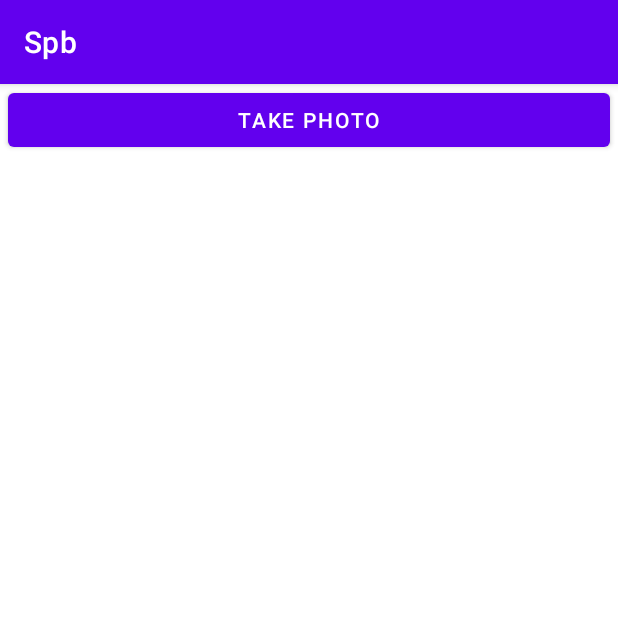
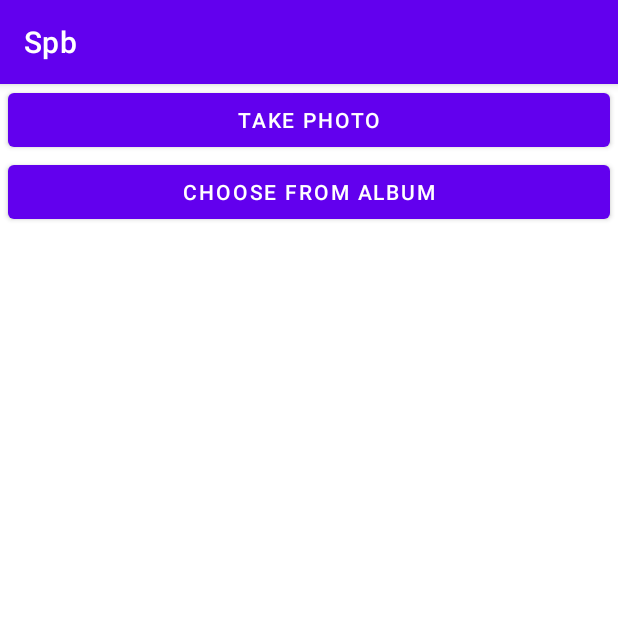
Before and after one commit to JLU-Android-Project-developers/Smoke-Pollution-Detection-app, an Android app: the useCamera screen opened directly, with no data from a screen before it, on a phone screen of 412 x 824 dp, the top half of it. Run offline under Robolectric (Android 15) with nearby library versions, the phone set to English and light mode, and no system bars; pictures from the network do not load.

Commit message:
增加从相册选择照片的功能

```diff
--- a/AndroidProject/app/src/main/java/com/example/spb/MainActivity.java
+++ b/AndroidProject/app/src/main/java/com/example/spb/MainActivity.java
@@ -44,7 +44,7 @@ public class MainActivity extends AppCompatActivity {
             case R.id.remove_item:
                 Toast.makeText(this,"Remove!",Toast.LENGTH_LONG).show();
                 break;
-            case R.id.ChosePhoto_item:
+            case R.id.ChoosePhoto_item:
                 Intent intent2 = new Intent(MainActivity.this,useCamera.class);
                 startActivity(intent2);
                 break;
--- a/AndroidProject/app/src/main/res/layout/activity_use_camera.xml
+++ b/AndroidProject/app/src/main/res/layout/activity_use_camera.xml
@@ -15,6 +15,14 @@
         android:layout_marginRight="5dp"
         android:text="Take Photo"/>
 
+    <Button
+        android:id="@+id/choose_photo"
+        android:layout_width="match_parent"
+        android:layout_height="wrap_content"
+        android:layout_marginLeft="5dp"
+        android:layout_marginRight="5dp"
+        android:text="Choose From Album"/>
+
     <ImageView
         android:id="@+id/photo"
         android:layout_width="wrap_content"
--- a/AndroidProject/app/src/main/res/menu/main.xml
+++ b/AndroidProject/app/src/main/res/menu/main.xml
@@ -7,6 +7,6 @@
         android:id="@+id/remove_item"
         android:title="Remove"/>
     <item
-        android:id="@+id/ChosePhoto_item"
-        android:title="ChosePhoto"/>
+        android:id="@+id/ChoosePhoto_item"
+        android:title="ChoosePhoto"/>
 </menu>
```
Also changed, not shown: AndroidProject/app/src/main/java/com/example/spb/useCamera.java (+45 -10 lines).
